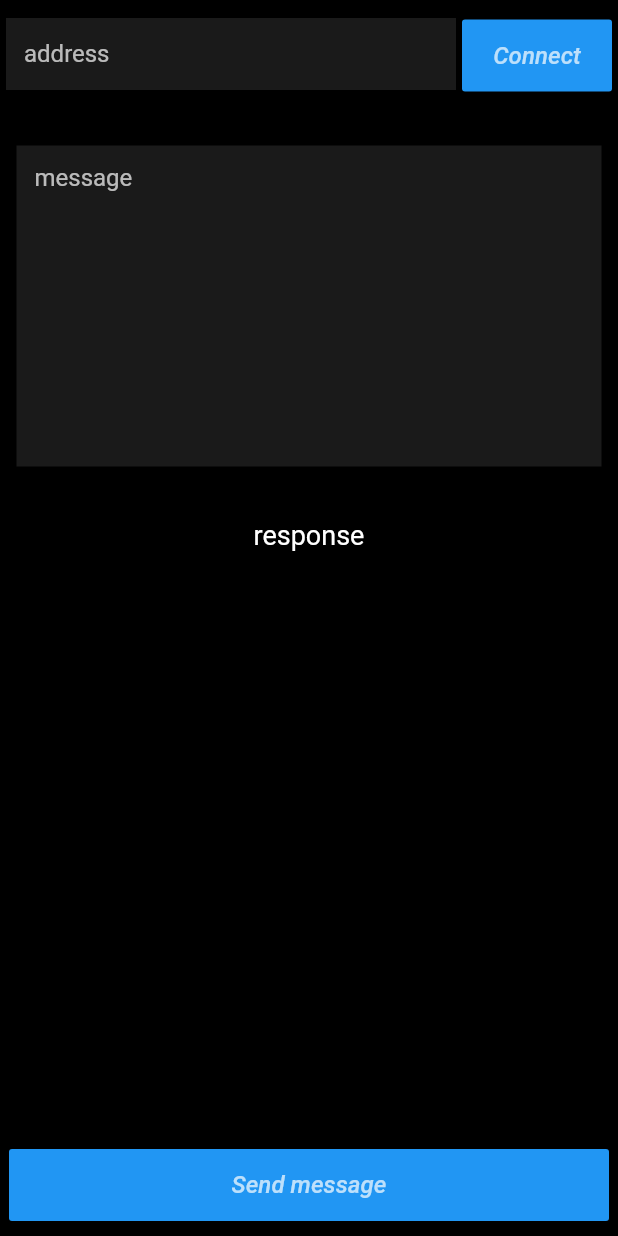
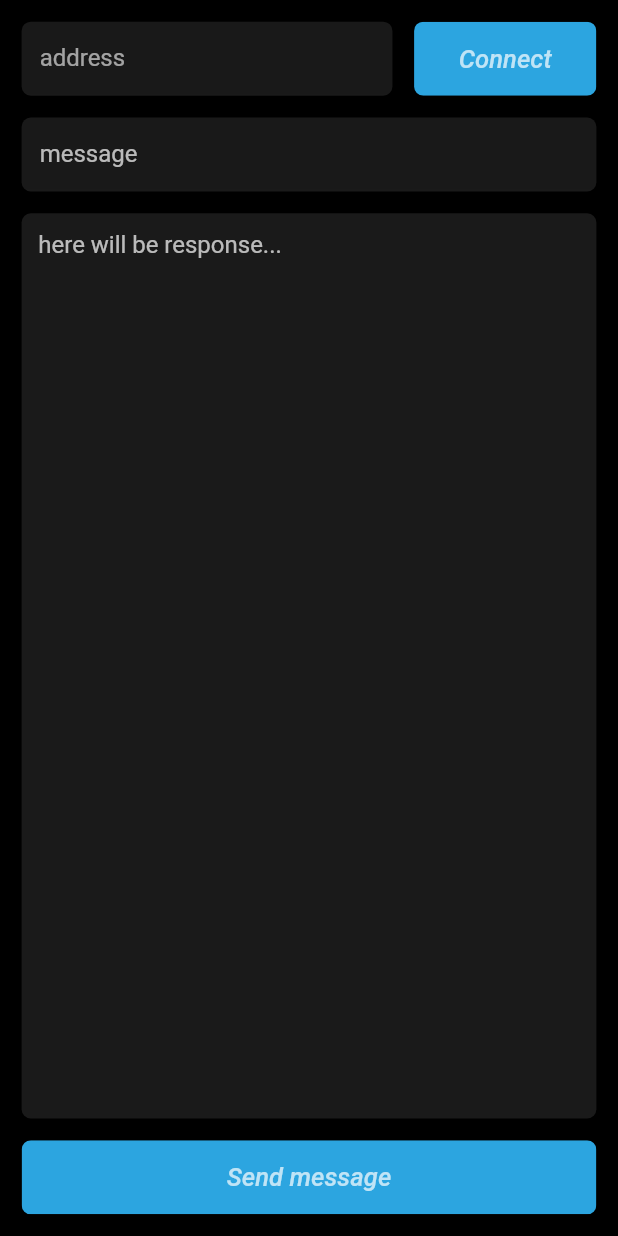
Before and after one commit to zeppelin-tt/websocket_tester, a Flutter app: the screen it shows after launch, after a tap on "Connect", on a phone screen of 412 x 824 dp. Run offline on Flutter 3.47's test engine with Material 2 defaults, Android fonts, the phone set to English and light mode, and no system bars; missing offline and left inert: websocket_manager.

Commit message:
in progress

```diff
--- a/lib/Connection.dart
+++ b/lib/Connection.dart
@@ -2,20 +2,21 @@ import 'package:flutter/cupertino.dart';
 import 'package:provider/provider.dart';
 import 'package:websocket_manager/websocket_manager.dart';
 import 'package:websocket_manager2/AddressProvider.dart';
+import 'package:websocket_manager2/HistoryItem.dart';
+import 'package:websocket_manager2/HistoryProvider.dart';
 import 'package:websocket_manager2/RequestProvider.dart';
-import 'package:websocket_manager2/ResponseProvider.dart';
 
 class Connection {
   int messageNum = 0;
   RequestProvider requestProvider;
-  ResponseProvider responseProvider;
   AddressProvider addressProvider;
+  HistoryProvider historyProvider;
   WebsocketManager _socket;
 
   Connection({BuildContext context}) {
     requestProvider = Provider.of<RequestProvider>(context);
-    responseProvider = Provider.of<ResponseProvider>(context);
     addressProvider = Provider.of<AddressProvider>(context);
+    historyProvider = Provider.of<HistoryProvider>(context);
     addressProvider.addListener(_connect);
   }
 
@@ -27,7 +28,7 @@ class Connection {
     });
     _socket.onMessage((dynamic message) {
       print('recv: $message');
-      responseProvider.setResponse(message);
+      historyProvider.addMessage(HistoryItem(MessageFocus.income, message));
     });
     requestProvider.addListener(_send);
     _socket.connect();
@@ -41,5 +42,4 @@ class Connection {
     _socket.close();
     requestProvider.removeListener(_send);
   }
-
 }
--- /dev/null
+++ b/lib/HistoryItem.dart
@@ -0,0 +1,12 @@
+class HistoryItem {
+  MessageFocus messageFocus;
+  String message;
+  DateTime time;
+
+  HistoryItem(this.messageFocus, this.message) : this.time = DateTime.now();
+
+  @override
+  String toString() => '${time.hour}:${time.minute}:${time.second} ${messageFocus == MessageFocus.income ? '<-' : '->'} $message';
+}
+
+enum MessageFocus { income, output }
--- /dev/null
+++ b/lib/HistoryProvider.dart
@@ -0,0 +1,18 @@
+import 'package:flutter/cupertino.dart';
+import 'package:flutter/material.dart';
+import 'package:websocket_manager2/HistoryItem.dart';
+
+class HistoryProvider with ChangeNotifier {
+  List<HistoryItem> _items;
+
+  HistoryProvider() : this._items = [];
+
+  List<HistoryItem> get items => _items;
+
+  addMessage(HistoryItem item) {
+    _items.add(item);
+    notifyListeners();
+  }
+
+  String get asString => _items.fold('', (a, b) =>'${a.toString()}\n${b.toString()}');
+}
--- a/lib/ResponseProvider.dart
+++ /dev/null
@@ -1,12 +0,0 @@
-import 'package:flutter/cupertino.dart';
-
-class ResponseProvider with ChangeNotifier {
-  String _response;
-
-  String get response => _response;
-
-  setResponse(String response) {
-    this._response = response;
-    notifyListeners();
-  }
-}
--- a/lib/WsView.dart
+++ b/lib/WsView.dart
@@ -1,8 +1,12 @@
+import 'package:flutter/cupertino.dart';
 import 'package:flutter/material.dart';
+import 'package:flutter/rendering.dart';
+import 'package:flutter/scheduler.dart';
 import 'package:provider/provider.dart';
 import 'package:websocket_manager2/AddressProvider.dart';
+import 'package:websocket_manager2/HistoryItem.dart';
+import 'package:websocket_manager2/HistoryProvider.dart';
 import 'package:websocket_manager2/RequestProvider.dart';
-import 'package:websocket_manager2/ResponseProvider.dart';
 
 class WsView extends StatefulWidget {
   @override
@@ -11,95 +15,174 @@ class WsView extends StatefulWidget {
 
 class _WsViewState extends State<WsView> {
   final TextEditingController _addressController = TextEditingController();
-  final TextEditingController _messageToSendController =
-      TextEditingController();
+  final TextEditingController _messageToSendController = TextEditingController();
 
   @override
   Widget build(BuildContext context) {
     final requestProvider = Provider.of<RequestProvider>(context);
-    final responseProvider = Provider.of<ResponseProvider>(context);
     final addressProvider = Provider.of<AddressProvider>(context);
+    final historyProvider = Provider.of<HistoryProvider>(context);
     return SafeArea(
-      child: Material(
+      child: LayoutBuilder(builder: (context, constraints) {
+        final _maxHeight = constraints.biggest.height;
+        final _maxWidth = constraints.biggest.width;
+        final _horizontalPadding = _maxWidth * .035;
+        final _inputHeight = _maxHeight * .06;
+        final _borderRadius = _maxWidth * .015;
+        final _distanceBetween = _maxWidth * .035;
+        final _infoHeaderHeight = _inputHeight * 2 + _distanceBetween * 3;
+        return Material(
           color: Colors.black,
-        child: Column(
+          child: Stack(
             children: <Widget>[
-            SizedBox(height: 12.0),
-            Row(
-              mainAxisAlignment: MainAxisAlignment.spaceEvenly,
+                Column(
                   crossAxisAlignment: CrossAxisAlignment.center,
                   children: <Widget>[
-                SizedBox(
-                  width: 300.0,
-                  height: 50.0,
+                    SizedBox(height: _infoHeaderHeight),
+                    Container(
+                      height: _maxHeight - _infoHeaderHeight - _inputHeight - _distanceBetween * 2 - MediaQuery.of(context).viewInsets.bottom ,
+                      margin: EdgeInsets.symmetric(horizontal: _horizontalPadding),
+                      decoration: BoxDecoration(color: Colors.white10, borderRadius: BorderRadius.circular(_borderRadius)),
+                    )
+                  ],
+                ),
+              Column(
+                children: <Widget>[
+                  SizedBox(height: _distanceBetween),
+                  Padding(
+                    padding: EdgeInsets.symmetric(horizontal: _horizontalPadding),
+                    child: SizedBox(
+                      height: _inputHeight,
+                      child: Row(
+                        mainAxisAlignment: MainAxisAlignment.spaceBetween,
+                        crossAxisAlignment: CrossAxisAlignment.start,
+                        children: <Widget>[
+                          Container(
+                            height: double.infinity,
+                            width: _maxWidth * .6,
+                            decoration: BoxDecoration(color: Colors.white10, borderRadius: BorderRadius.circular(_borderRadius)),
                             child: TextField(
                               maxLines: 1,
                               style: TextStyle(color: Colors.white70),
                               controller: _addressController,
                               decoration: InputDecoration(
-                      fillColor: Colors.white10,
                                 filled: true,
                                 border: InputBorder.none,
                                 hintText: 'address',
+                                hintStyle: TextStyle(color: Colors.white60),
+                              ),
+                            ),
+                          ),
+                          ClipRRect(
+                            borderRadius: BorderRadius.circular(_borderRadius),
+                            child: SizedBox(
+                              height: double.infinity,
+                              width: _maxWidth - _horizontalPadding * 2 - _maxWidth * .6 - _distanceBetween,
+                              child: FlatButton(
+                                color: Color(0xff2ca5e0),
+                                onPressed: () => addressProvider.setAddress(_addressController.text),
+                                child: Text('Connect', style: TextStyle(color: Colors.white70, fontStyle: FontStyle.italic, fontSize: 17.0)),
+                              ),
+                            ),
+                          )
+                        ],
+                      ),
+                    ),
+                  ),
+                  SizedBox(height: _distanceBetween),
+                  Container(
+                    constraints: BoxConstraints(maxHeight: _maxHeight * .32, minHeight: _inputHeight),
+                    margin: EdgeInsets.symmetric(horizontal: _horizontalPadding),
+                    decoration: BoxDecoration(color: Colors.white10, borderRadius: BorderRadius.circular(_borderRadius)),
+                    child: TextField(
+                      minLines: 1,
+                      maxLines: 10,
+                      style: TextStyle(color: Colors.white70, fontSize: 16.0),
+                      controller: _messageToSendController,
+                      decoration: InputDecoration(
+                        filled: true,
+                        border: InputBorder.none,
+                        hintText: 'message',
                         hintStyle: TextStyle(color: Colors.white70),
                       ),
                     ),
                   ),
-                SizedBox(
-                  height: 48.0,
-                  width: 100.0,
-                  child: FlatButton(
-                    color: Colors.blue,
-                    child: Text('Connect',
-                        style: TextStyle(
-                            color: Colors.white70,
-                            fontStyle: FontStyle.italic,
-                            fontSize: 16.0)),
-                    onPressed: () {
-                      addressProvider.setAddress(_addressController.text);
-                    },
-                  ),
-                )
-              ],
-            ),
-            SizedBox(height: 35.0),
-            Padding(
-              padding: const EdgeInsets.symmetric(horizontal: 11.0),
-              child: TextField(
-                maxLines: 10,
-                style: TextStyle(color: Colors.white70),
-                controller: _messageToSendController,
-                decoration: InputDecoration(
-                    fillColor: Colors.white10,
-                    filled: true,
-                    border: InputBorder.none,
-                    hintText: 'message',
-                    hintStyle: TextStyle(color: Colors.white70)),
+                  SizedBox(height: _distanceBetween),
+                  Expanded(
+                    child: SingleChildScrollView(
+                      padding: EdgeInsets.symmetric(horizontal: _horizontalPadding),
+                      child: Align(
+                        alignment: Alignment.centerLeft,
+                        child: Padding(
+                          padding: EdgeInsets.symmetric(vertical: _maxHeight * .014, horizontal: _maxWidth * .027),
+                          child: Text(
+                            historyProvider.items.isEmpty ? 'here will be response...' : historyProvider.asString,
+                            style: TextStyle(color: historyProvider.items.isEmpty ? Colors.white70 : Colors.white, fontSize: 16.0),
                           ),
                         ),
-            SizedBox(height: 35.0),
-            Text(responseProvider.response ?? "response",
-                style: TextStyle(color: Colors.white, fontSize: 18.0)),
-            Spacer(),
-            SizedBox(
-              height: 48.0,
-              width: 400.0,
+                      ),
+                    ),
+                  ),
+                  SizedBox(height: _distanceBetween),
+                  ClipRRect(
+                    borderRadius: BorderRadius.circular(_borderRadius),
+                    child: SizedBox(
+                      height: _inputHeight,
+                      width: _maxWidth - _horizontalPadding * 2,
                       child: FlatButton(
-                color: Colors.blue,
-                child: Text('Send message',
-                    style: TextStyle(
-                        color: Colors.white70,
-                        fontStyle: FontStyle.italic,
-                        fontSize: 16.0)),
+                        color: Color(0xff2ca5e0),
+                        child: Text('Send message', style: TextStyle(color: Colors.white70, fontStyle: FontStyle.italic, fontSize: 17.0)),
                         onPressed: () {
                           requestProvider.setRequest(_messageToSendController.text);
+                          historyProvider.addMessage(HistoryItem(MessageFocus.output, _messageToSendController.text));
                         },
                       ),
                     ),
-            SizedBox(height: 10.0),
+                  ),
+                  SizedBox(height: _distanceBetween + MediaQuery.of(context).viewInsets.bottom)
                 ],
               ),
+            ],
           ),
         );
+      }),
+    );
+  }
+
+  @override
+  void dispose() {
+    super.dispose();
+    _addressController.dispose();
+    _messageToSendController.dispose();
   }
 }
+
+
+Size getStringSize(String text, double fontSize, [double maxWidth]) {
+  RenderParagraph renderParagraph = RenderParagraph(
+    TextSpan(
+      text: text,
+      style: TextStyle(
+        fontSize: fontSize,
+      ),
+    ),
+    textDirection: TextDirection.ltr,
+    maxLines: 1,
+  );
+  if (maxWidth != null) {
+    final constraints = BoxConstraints(
+      maxWidth: maxWidth,
+      minHeight: 0.0,
+      minWidth: 0.0,
+    );
+    renderParagraph.layout(constraints);
+  }
+  return Size(renderParagraph.getMinIntrinsicWidth(fontSize).ceilToDouble(), renderParagraph.getMinIntrinsicHeight(fontSize).ceilToDouble()) ;
+}
+
+int getStringLines(String text, double fontSize, int maxLines, double maxWidth) {
+  final textSpan = TextSpan(text: text, style: TextStyle(fontSize: fontSize));
+  final textPainter = TextPainter(text: textSpan, textDirection: TextDirection.ltr, maxLines: maxLines);
+  textPainter.layout(maxWidth: maxWidth);
+  return textPainter.computeLineMetrics().length;
+}
--- a/lib/main.dart
+++ b/lib/main.dart
@@ -1,21 +1,23 @@
 import 'package:flutter/material.dart';
 import 'package:provider/provider.dart';
 import 'package:websocket_manager2/AddressProvider.dart';
+import 'package:websocket_manager2/HistoryProvider.dart';
 import 'package:websocket_manager2/RequestProvider.dart';
-import 'package:websocket_manager2/ResponseProvider.dart';
 
 import 'Connection.dart';
 import 'WsView.dart';
 
 void main() {
-  runApp(MultiProvider(
-    providers: [
-      ChangeNotifierProvider(create: (_) => ResponseProvider()),
-      ChangeNotifierProvider(create: (_) => RequestProvider()),
-      ChangeNotifierProvider(create: (_) => AddressProvider()),
-    ],
-    child: MyApp(),
-  ));
+  runApp(
+    MultiProvider(
+      providers: [
+        ChangeNotifierProvider(create: (_) => RequestProvider()),
+        ChangeNotifierProvider(create: (_) => AddressProvider()),
+        ChangeNotifierProvider(create: (_) => HistoryProvider()),
+      ],
+      child: MyApp(),
+    ),
+  );
 }
 
 class MyApp extends StatelessWidget {
```
Lines whose indentation alone changed are shown as unchanged.
